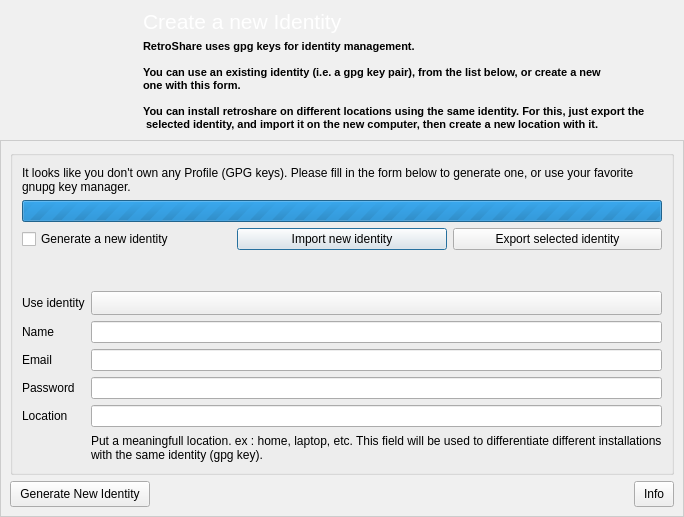
Qt form retroshare-gui/src/gui/GenCertDialog.ui (RetroShare/RetroShare) before a commit.
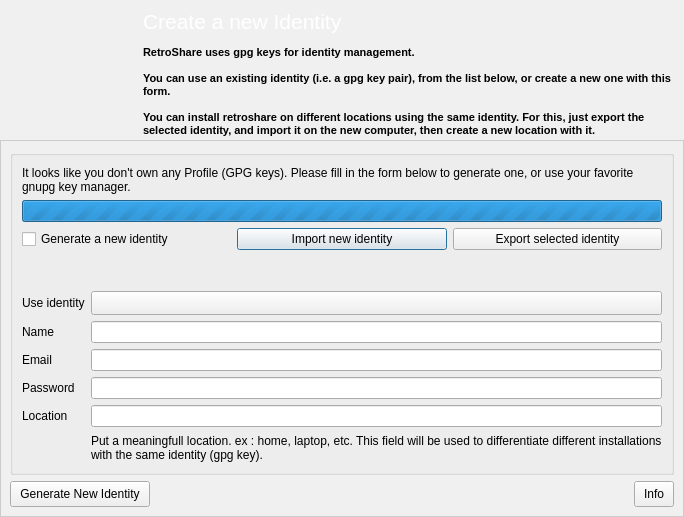
The same form after that commit. Icons and pictures are not drawn.

```diff
--- a/retroshare-gui/src/gui/GenCertDialog.ui
+++ b/retroshare-gui/src/gui/GenCertDialog.ui
@@ -856,6 +856,12 @@
       <enum>QFrame::Plain</enum>
      </property>
      <layout class="QHBoxLayout" name="horizontalLayout_3">
+      <property name="topMargin">
+       <number>3</number>
+      </property>
+      <property name="bottomMargin">
+       <number>3</number>
+      </property>
       <item>
        <widget class="QLabel" name="label">
         <property name="maximumSize">
@@ -894,14 +900,15 @@
            <string>&lt;!DOCTYPE HTML PUBLIC &quot;-//W3C//DTD HTML 4.0//EN&quot; &quot;http://www.w3.org/TR/REC-html40/strict.dtd&quot;&gt;
 &lt;html&gt;&lt;head&gt;&lt;meta name=&quot;qrichtext&quot; content=&quot;1&quot; /&gt;&lt;style type=&quot;text/css&quot;&gt;
 p, li { white-space: pre-wrap; }
-&lt;/style&gt;&lt;/head&gt;&lt;body style=&quot; font-family:'Ubuntu'; font-size:11pt; font-weight:400; font-style:normal;&quot;&gt;
+&lt;/style&gt;&lt;/head&gt;&lt;body style=&quot; font-family:'MS Shell Dlg 2'; font-size:8.25pt; font-weight:400; font-style:normal;&quot;&gt;
 &lt;p style=&quot; margin-top:0px; margin-bottom:0px; margin-left:0px; margin-right:0px; -qt-block-indent:0; text-indent:0px;&quot;&gt;&lt;span style=&quot; font-family:'Arial'; font-size:8pt; font-weight:600;&quot;&gt;RetroShare uses gpg keys for identity management. &lt;/span&gt;&lt;/p&gt;
 &lt;p style=&quot;-qt-paragraph-type:empty; margin-top:0px; margin-bottom:0px; margin-left:0px; margin-right:0px; -qt-block-indent:0; text-indent:0px; font-family:'Arial'; font-size:8pt; font-weight:600;&quot;&gt;&lt;/p&gt;
-&lt;p style=&quot; margin-top:0px; margin-bottom:0px; margin-left:0px; margin-right:0px; -qt-block-indent:0; text-indent:0px;&quot;&gt;&lt;span style=&quot; font-family:'Arial'; font-size:8pt; font-weight:600;&quot;&gt;You can use an existing identity (i.e. a gpg key pair), from the list below, or create a new &lt;/span&gt;&lt;/p&gt;
-&lt;p style=&quot; margin-top:0px; margin-bottom:0px; margin-left:0px; margin-right:0px; -qt-block-indent:0; text-indent:0px;&quot;&gt;&lt;span style=&quot; font-family:'Arial'; font-size:8pt; font-weight:600;&quot;&gt;one with this form.&lt;/span&gt;&lt;/p&gt;
-&lt;p style=&quot;-qt-paragraph-type:empty; margin-top:0px; margin-bottom:0px; margin-left:0px; margin-right:0px; -qt-block-indent:0; text-indent:0px; font-family:'MS Shell Dlg 2'; font-size:8pt;&quot;&gt;&lt;/p&gt;
-&lt;p style=&quot; margin-top:0px; margin-bottom:0px; margin-left:0px; margin-right:0px; -qt-block-indent:0; text-indent:0px;&quot;&gt;&lt;span style=&quot; font-family:'Arial'; font-size:8pt; font-weight:600;&quot;&gt;You can install retroshare on different locations using the same identity. For this, just export the&lt;/span&gt;&lt;/p&gt;
-&lt;p style=&quot; margin-top:0px; margin-bottom:0px; margin-left:0px; margin-right:0px; -qt-block-indent:0; text-indent:0px;&quot;&gt;&lt;span style=&quot; font-family:'Arial'; font-size:8pt; font-weight:600;&quot;&gt; selected identity, and import it on the new computer, then create a new location with it.&lt;/span&gt;&lt;/p&gt;&lt;/body&gt;&lt;/html&gt;</string>
+&lt;p style=&quot; margin-top:0px; margin-bottom:0px; margin-left:0px; margin-right:0px; -qt-block-indent:0; text-indent:0px;&quot;&gt;&lt;span style=&quot; font-family:'Arial'; font-size:8pt; font-weight:600;&quot;&gt;You can use an existing identity (i.e. a gpg key pair), from the list below, or create a new one with this form.&lt;/span&gt;&lt;/p&gt;
+&lt;p style=&quot;-qt-paragraph-type:empty; margin-top:0px; margin-bottom:0px; margin-left:0px; margin-right:0px; -qt-block-indent:0; text-indent:0px; font-size:8pt;&quot;&gt;&lt;/p&gt;
+&lt;p style=&quot; margin-top:0px; margin-bottom:0px; margin-left:0px; margin-right:0px; -qt-block-indent:0; text-indent:0px;&quot;&gt;&lt;span style=&quot; font-family:'Arial'; font-size:8pt; font-weight:600;&quot;&gt;You can install retroshare on different locations using the same identity. For this, just export the selected identity, and import it on the new computer, then create a new location with it.&lt;/span&gt;&lt;/p&gt;&lt;/body&gt;&lt;/html&gt;</string>
+          </property>
+          <property name="wordWrap">
+           <bool>true</bool>
           </property>
          </widget>
         </item>
```
